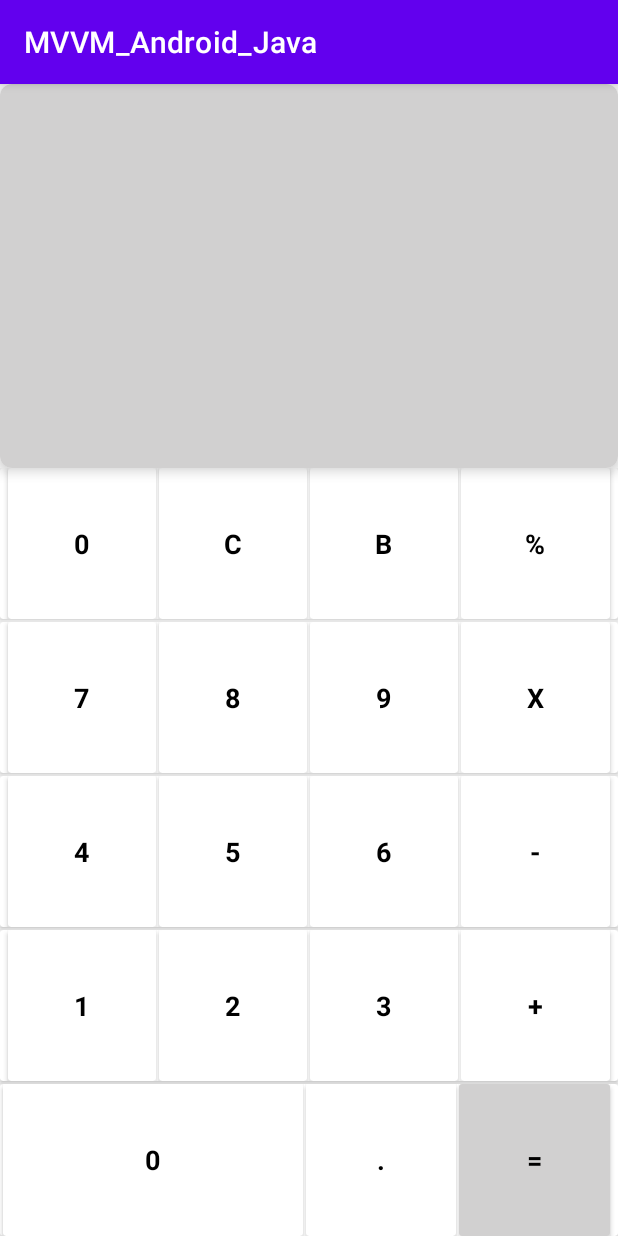
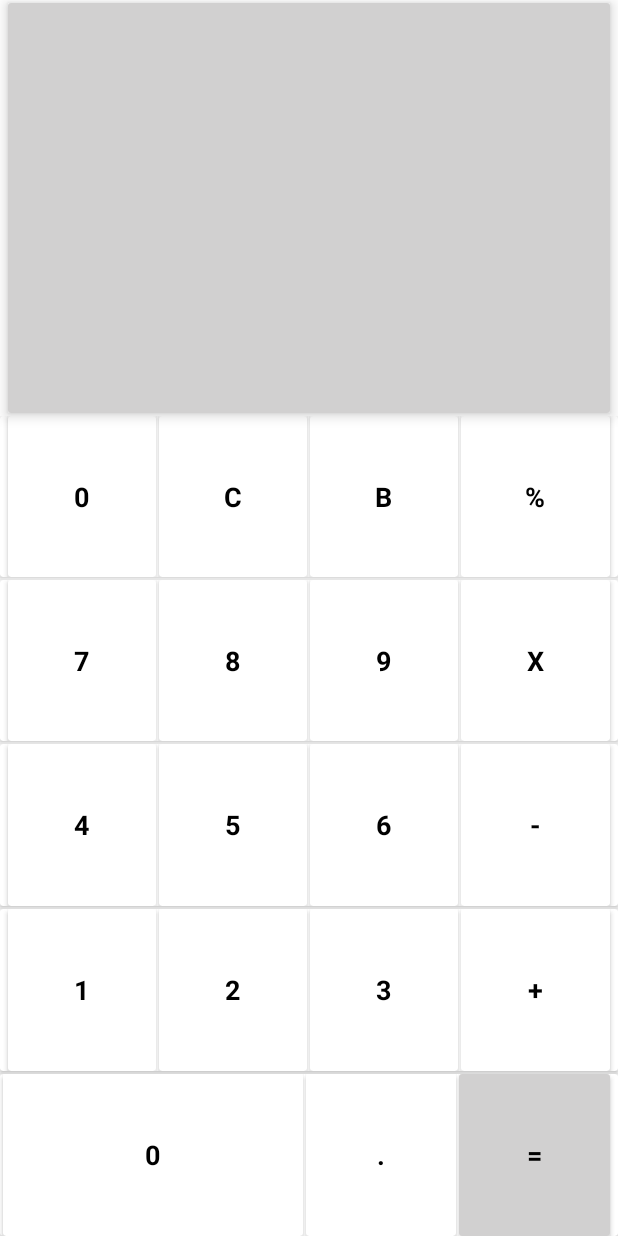
Before and after one commit to SubrotaDebnath/MVVM_Android_Java, an Android app: the screen it shows after launch (MainActivity), on a phone screen of 412 x 824 dp. Run offline under Robolectric (Android 15) with nearby library versions, the phone set to English and light mode, and no system bars.

Commit message:
UI initial done

```diff
--- a/app/src/main/res/layout/activity_main.xml
+++ b/app/src/main/res/layout/activity_main.xml
@@ -14,11 +14,11 @@
         android:layout_height="0dp"
         android:layout_weight="1"
         app:cardElevation="5dp"
-        app:cardCornerRadius="8dp"
         android:padding="5dp"
-        app:layout_constraintEnd_toEndOf="parent"
-        app:layout_constraintStart_toStartOf="parent"
-        app:layout_constraintTop_toTopOf="parent" >
+        android:layout_marginTop="2dp"
+        android:layout_marginStart="5dp"
+        android:layout_marginEnd="5dp"
+        android:layout_marginBottom="2dp">
         <LinearLayout
             android:layout_width="match_parent"
             android:layout_height="match_parent"
@@ -29,6 +29,8 @@
                 android:layout_width="match_parent"
                 android:layout_height="0dp"
                 android:layout_weight="1"
+                android:layout_gravity="center_vertical"
+                android:gravity="center_vertical"
                 android:background="@color/gray"
                 android:maxLines="1"
                 android:padding="5dp"
--- a/app/src/main/res/values/themes.xml
+++ b/app/src/main/res/values/themes.xml
@@ -1,6 +1,6 @@
 <resources xmlns:tools="http://schemas.android.com/tools">
     <!-- Base application theme. -->
-    <style name="Theme.MVVM_Android_Java" parent="Theme.MaterialComponents.DayNight.DarkActionBar">
+    <style name="Theme.MVVM_Android_Java" parent="Theme.MaterialComponents.DayNight.NoActionBar">
         <!-- Primary brand color. -->
         <item name="colorPrimary">@color/purple_500</item>
         <item name="colorPrimaryVariant">@color/purple_700</item>
```
